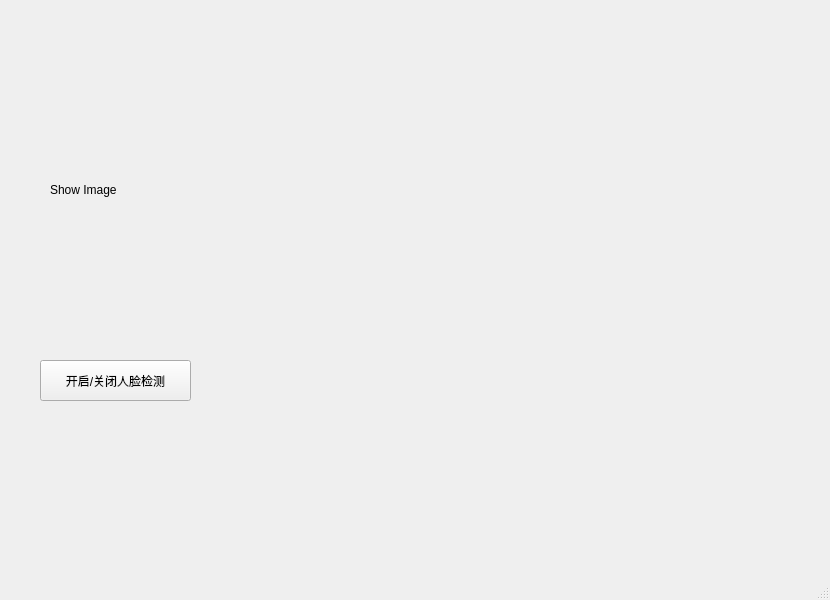
JustinJia19/Qt_StartCamera1, file mainwindow.ui: the form before one commit.
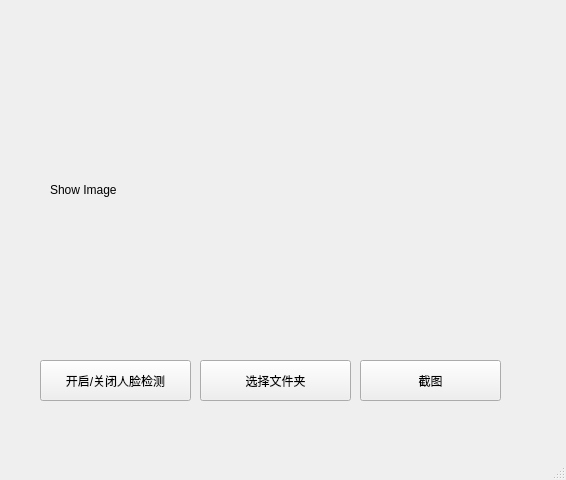
The form after the commit.

```diff
--- a/mainwindow.ui
+++ b/mainwindow.ui
@@ -6,8 +6,8 @@
    <rect>
     <x>0</x>
     <y>0</y>
-    <width>830</width>
-    <height>600</height>
+    <width>566</width>
+    <height>480</height>
    </rect>
   </property>
   <property name="windowTitle">
@@ -52,6 +52,32 @@
      <string>开启/关闭人脸检测</string>
     </property>
    </widget>
+   <widget class="QPushButton" name="ChooseBtn">
+    <property name="geometry">
+     <rect>
+      <x>200</x>
+      <y>360</y>
+      <width>151</width>
+      <height>41</height>
+     </rect>
+    </property>
+    <property name="text">
+     <string>选择文件夹</string>
+    </property>
+   </widget>
+   <widget class="QPushButton" name="shotBtn">
+    <property name="geometry">
+     <rect>
+      <x>360</x>
+      <y>360</y>
+      <width>141</width>
+      <height>41</height>
+     </rect>
+    </property>
+    <property name="text">
+     <string>截图</string>
+    </property>
+   </widget>
   </widget>
   <widget class="QMenuBar" name="menubar">
    <property name="geometry">
```
Left out of the diff: 2 changed lines with no effect on the pictures.
